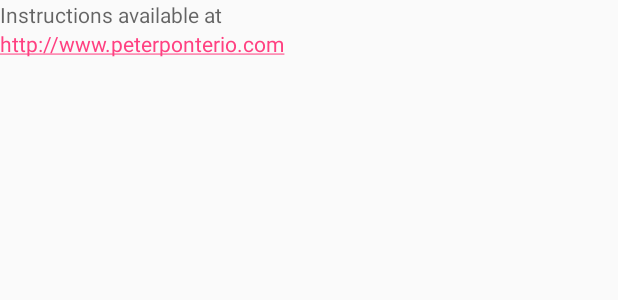
After one commit to ponterip1/TaskTimer, an Android app: the layout about_web_url.xml on its own in the app's theme, with its tools: preview values and no code run, on a phone screen of 412 x 824 dp. The commit adds this screen. Shown: the top 300 px of the screen. Run offline under Robolectric (Android 15) with nearby library versions, the phone set to English and light mode, and no system bars.

Commit message:
Added layout and onClickListener functionality to support opening website links in the About page for API's 16-20.

```diff
--- /dev/null
+++ b/app/src/main/res/layout-v21/about_web_url.xml
@@ -0,0 +1,10 @@
+<?xml version="1.0" encoding="utf-8"?>
+<TextView xmlns:android="http://schemas.android.com/apk/res/android"
+    android:id="@+id/about_weblink"
+    android:layout_width="match_parent"
+    android:layout_height="wrap_content"
+    android:autoLink="web"
+    android:text="@string/about_weblink_21"
+    android:textColor="?android:attr/textColorSecondary">
+
+</TextView>
--- /dev/null
+++ b/app/src/main/res/layout/about_web_url.xml
@@ -0,0 +1,23 @@
+<?xml version="1.0" encoding="utf-8"?>
+<LinearLayout xmlns:android="http://schemas.android.com/apk/res/android"
+    android:layout_width="match_parent"
+    android:layout_height="wrap_content"
+    android:orientation="vertical">
+
+
+    <TextView
+        android:id="@+id/about_weblink"
+        android:layout_width="match_parent"
+        android:layout_height="wrap_content"
+        android:text="@string/about_weblink"
+        android:textColor="?android:attr/textColorSecondary" />
+
+
+    <TextView
+        android:id="@+id/about_url"
+        android:layout_width="match_parent"
+        android:layout_height="wrap_content"
+        android:text="@string/about_url"
+        android:textColor="@color/colorAccent" />
+
+</LinearLayout>
--- a/app/src/main/res/values/colors.xml
+++ b/app/src/main/res/values/colors.xml
@@ -2,5 +2,5 @@
 <resources>
     <color name="colorPrimary">#3F51B5</color>
     <color name="colorPrimaryDark">#303F9F</color>
-    <color name="colorAccent">#FF4081</color>
+    <color name="colorAccent">#ff4081</color>
 </resources>
--- a/app/src/main/res/values/strings.xml
+++ b/app/src/main/res/values/strings.xml
@@ -24,7 +24,9 @@
     <string name="cancelEditDiag_positive_caption">Continue editing</string>
     <string name="cancelEditDiag_negative_caption">Abandon changes</string>
     <string name="about_copyright">Copyright \u00a9 2018</string>
-    <string name="about_weblink">Instructions available at www.peterponterio.com</string>
+    <string name="about_weblink">Instructions available at</string>
+    <string name="about_url"><u>http://www.peterponterio.com</u></string>
+    <string name="about_weblink_21">Instructions available at www.peterponterio.com</string>
     <string name="about_email">For support email ponterip1@gmail.com</string>
     <string name="about_credits">Icon derived from <b>analog clock</b> at openclipart.org by <b>Anonymous</b></string>
 </resources>
```
Also changed, not shown: app/src/main/java/com/peterponterio/tasktimer/MainActivity.java (+49 -0 lines), app/src/main/res/layout/about.xml (+3 -6 lines).
